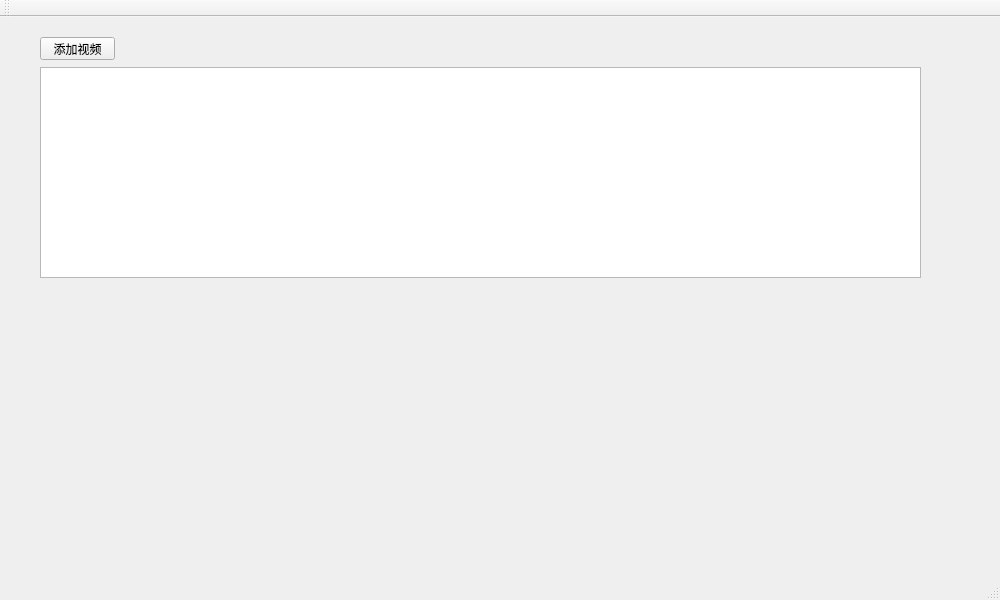
Old version of the form QtVideoBox.ui in the repository elanworld/QtVideoBox.
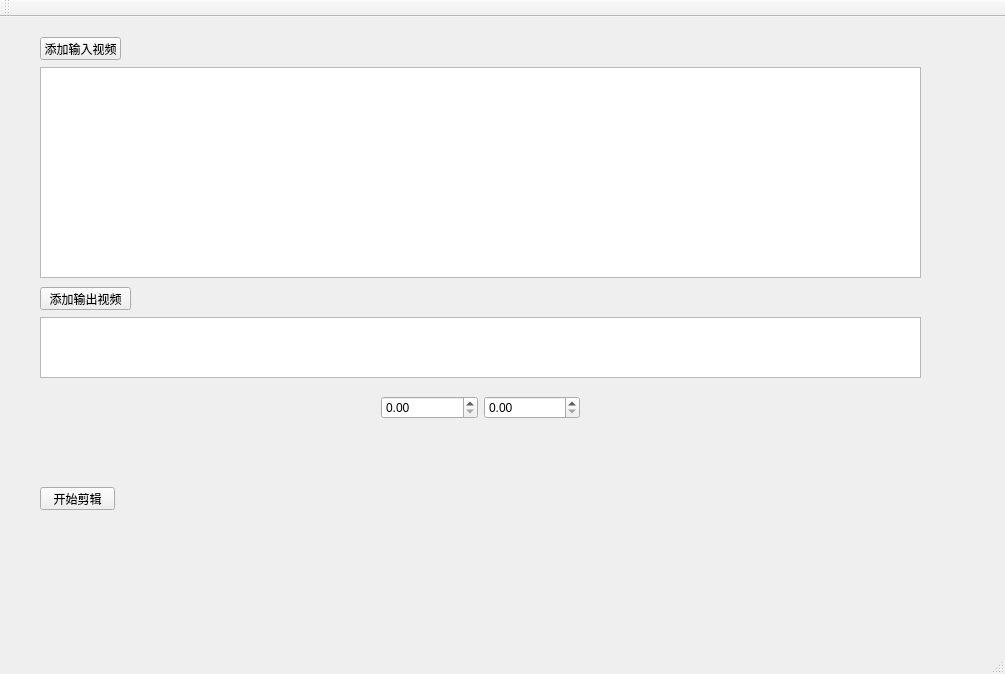
New version of the form.

Commit message: 添加视频剪切功能

What changed in the file:
```diff
--- a/QtVideoBox.ui
+++ b/QtVideoBox.ui
@@ -6,25 +6,28 @@
    <rect>
     <x>0</x>
     <y>0</y>
-    <width>1000</width>
-    <height>600</height>
+    <width>1005</width>
+    <height>674</height>
    </rect>
   </property>
   <property name="windowTitle">
    <string>QtVideoBox</string>
   </property>
   <widget class="QWidget" name="centralWidget">
-   <widget class="QPushButton" name="pushButton">
+   <property name="layoutDirection">
+    <enum>Qt::LeftToRight</enum>
+   </property>
+   <widget class="QPushButton" name="pushButton_in">
     <property name="geometry">
      <rect>
       <x>40</x>
       <y>20</y>
-      <width>75</width>
+      <width>81</width>
       <height>23</height>
      </rect>
     </property>
     <property name="text">
-     <string>添加视频</string>
+     <string>添加输入视频</string>
     </property>
    </widget>
    <widget class="QTableView" name="tableView">
@@ -37,6 +40,60 @@
      </rect>
     </property>
    </widget>
+   <widget class="QPushButton" name="pushButton_out">
+    <property name="geometry">
+     <rect>
+      <x>40</x>
+      <y>270</y>
+      <width>91</width>
+      <height>23</height>
+     </rect>
+    </property>
+    <property name="text">
+     <string>添加输出视频</string>
+    </property>
+   </widget>
+   <widget class="QListView" name="listView_out">
+    <property name="geometry">
+     <rect>
+      <x>40</x>
+      <y>300</y>
+      <width>881</width>
+      <height>61</height>
+     </rect>
+    </property>
+   </widget>
+   <widget class="QPushButton" name="pushButton_run">
+    <property name="geometry">
+     <rect>
+      <x>40</x>
+      <y>470</y>
+      <width>75</width>
+      <height>23</height>
+     </rect>
+    </property>
+    <property name="text">
+     <string>开始剪辑</string>
+    </property>
+   </widget>
+   <widget class="QWidget" name="gridLayoutWidget">
+    <property name="geometry">
+     <rect>
+      <x>370</x>
+      <y>360</y>
+      <width>221</width>
+      <height>61</height>
+     </rect>
+    </property>
+    <layout class="QGridLayout" name="gridLayout">
+     <item row="1" column="1">
+      <widget class="QDoubleSpinBox" name="doubleSpinBox"/>
+     </item>
+     <item row="1" column="2">
+      <widget class="QDoubleSpinBox" name="doubleSpinBox_2"/>
+     </item>
+    </layout>
+   </widget>
   </widget>
   <widget class="QMenuBar" name="menuBar">
    <property name="geometry">
```
Left out of the diff: 4 changed lines with no effect on the pictures. The commit also changes 5 other files.
